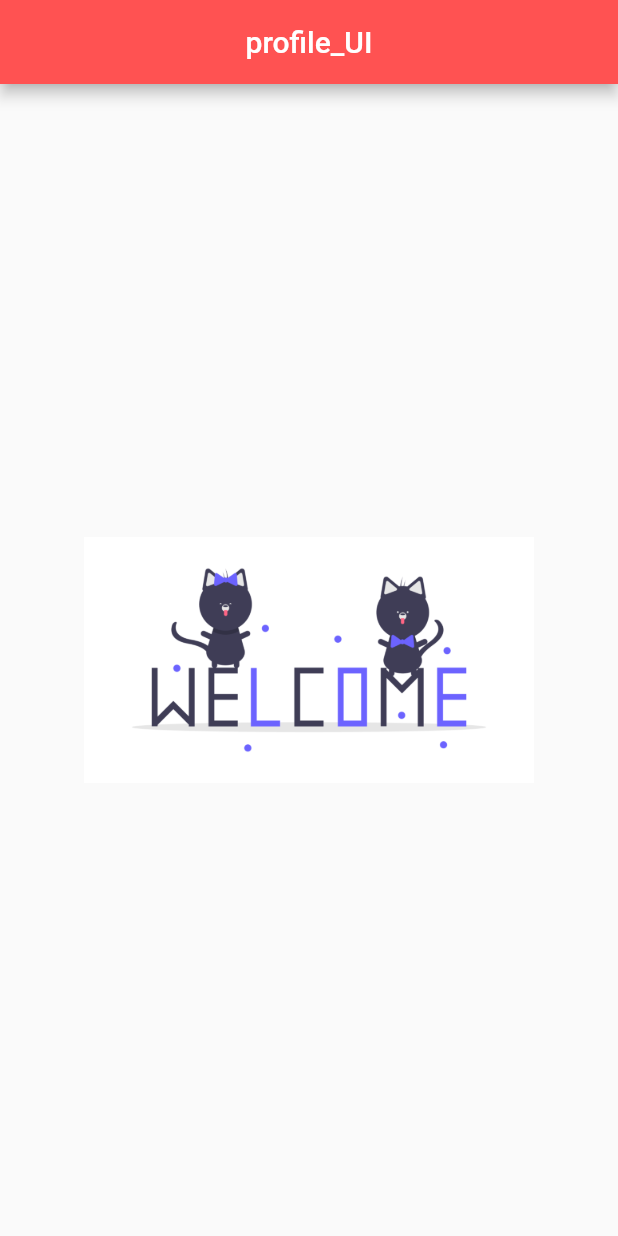
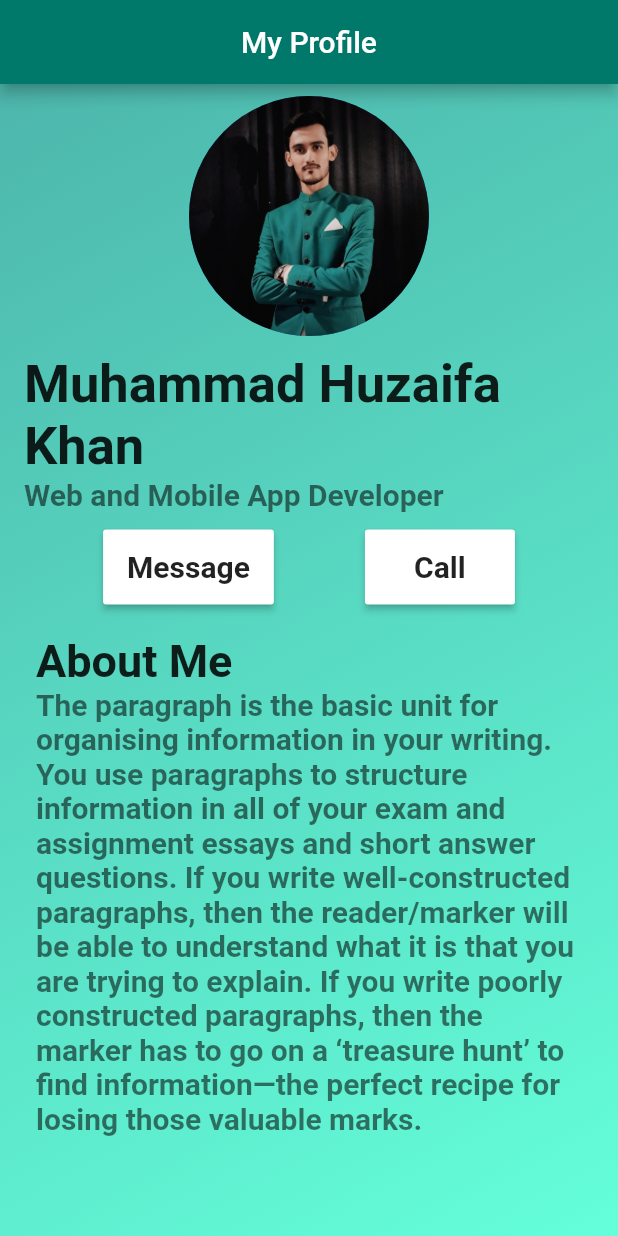
Before and after one commit to Huzaifa2712/profile_UI, a Flutter app: the screen it shows after launch, on a phone screen of 412 x 824 dp. Run offline on Flutter 3.47's test engine with Material 2 defaults, Android fonts, the phone set to English and light mode, and no system bars.

Commit message:
almost complete

```diff
--- a/lib/main.dart
+++ b/lib/main.dart
@@ -9,18 +9,94 @@ class MyApp extends StatelessWidget {
   Widget build(BuildContext context) {
     return MaterialApp(
       debugShowCheckedModeBanner: false,
-      title: 'profile_UI',
+      title: 'profile_ui',
       home: Scaffold(
         appBar: AppBar(
           centerTitle: true,
-          title: const Text('profile_UI'),
-          backgroundColor: Colors.redAccent,
+          title: const Text('My Profile'),
+          backgroundColor: Colors.teal[700],
         ),
-        body: Center(
-          child: Image.asset(
-            "images/welcome-cats.png",
-            width: 300,
-            height: 500,
+        body: Container(
+          decoration: BoxDecoration(
+            gradient: LinearGradient(
+              begin: Alignment.topLeft,
+              end: Alignment.bottomRight,
+              colors: [Colors.teal.shade300, Colors.tealAccent],
+            ),
+          ),
+          child: Center(
+            child: Column(
+              children: <Widget>[
+                const Padding(
+                  padding: EdgeInsets.all(8.0),
+                  child: CircleAvatar(
+                    radius: 80,
+                    backgroundImage: AssetImage(
+                        'images/162844464_1414273595578237_7716134268870501178_n.jpg'),
+                  ),
+                ),
+                const ListTile(
+                  title: Text(
+                    'Muhammad Huzaifa Khan',
+                    style: TextStyle(fontSize: 35, fontWeight: FontWeight.bold),
+                  ),
+                  // ignore: unnecessary_const
+                  subtitle: const Text(
+                    'Web and Mobile App Developer',
+                    style: TextStyle(fontSize: 20, fontWeight: FontWeight.bold),
+                  ),
+                ),
+                Padding(
+                  padding: const EdgeInsets.all(8.0),
+                  child: Row(
+                    mainAxisAlignment: MainAxisAlignment.spaceEvenly,
+                    children: <Widget>[
+                      MaterialButton(
+                          height: 50,
+                          minWidth: 100,
+                          color: Colors.white,
+                          child: const Text(
+                            'Message',
+                            style: TextStyle(
+                                fontSize: 20, fontWeight: FontWeight.bold),
+                          ),
+                          onPressed: () {}),
+                      MaterialButton(
+                          minWidth: 100,
+                          height: 50,
+                          color: Colors.white,
+                          child: const Text(
+                            'Call',
+                            style: TextStyle(
+                                fontSize: 20, fontWeight: FontWeight.bold),
+                          ),
+                          onPressed: () {})
+                    ],
+                  ),
+                ),
+                const Padding(
+                  padding: EdgeInsets.all(8.0),
+                  child: ListTile(
+                    // ignore: unnecessary_const
+                    title: Text(
+                      'About Me',
+                      style: TextStyle(
+                        fontSize: 30,
+                        fontWeight: FontWeight.bold,
+                      ),
+                    ),
+                    // ignore: unnecessary_const
+                    subtitle: Text(
+                      'The paragraph is the basic unit for organising information in your writing. You use paragraphs to structure information in all of your exam and assignment essays and short answer questions. If you write well-constructed paragraphs, then the reader/marker will be able to understand what it is that you are trying to explain. If you write poorly constructed paragraphs, then the marker has to go on a ‘treasure hunt’ to find information—the perfect recipe for losing those valuable marks.',
+                      style: TextStyle(
+                        fontSize: 20,
+                        fontWeight: FontWeight.bold,
+                      ),
+                    ),
+                  ),
+                )
+              ],
+            ),
           ),
         ),
       ),
```
Also changed, not shown: images/162844464_1414273595578237_7716134268870501178_n.jpg (added).
